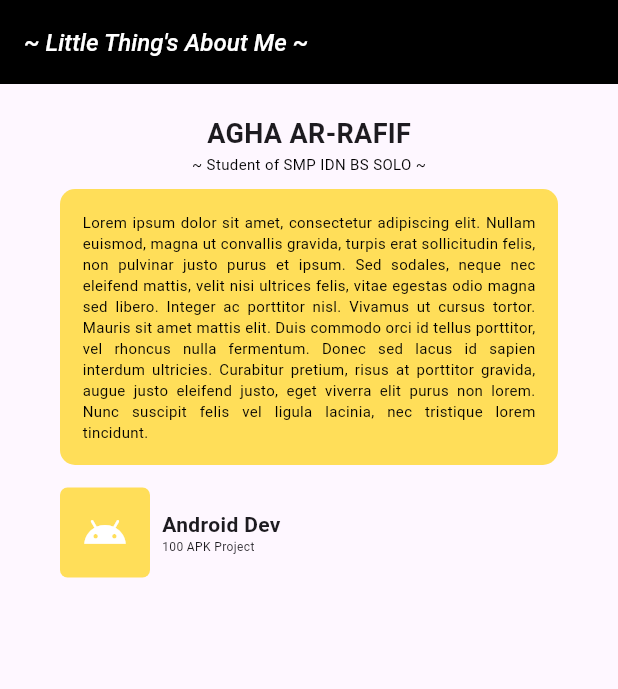
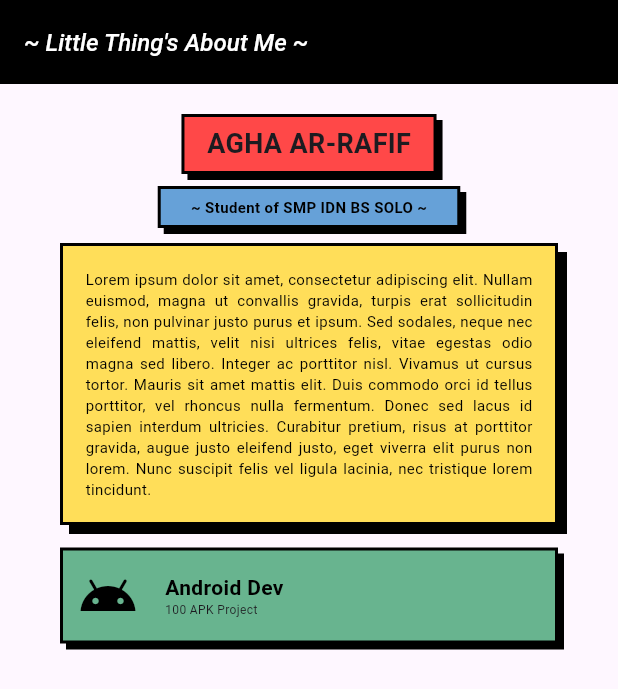
Before and after one commit to Gha211th/Profile-Card-App, a Flutter app: the screen it shows after launch, on a phone screen of 412 x 824 dp. Shown: the top 689 px of the screen. Run offline on Flutter 3.47's test engine with Material 3 defaults, Android fonts, the phone set to English and light mode, and no system bars.

Commit message:
it's kinda fun!

```diff
--- a/lib/profile.dart
+++ b/lib/profile.dart
@@ -23,24 +23,65 @@ class ProfileCard extends StatelessWidget {
         child: Center(
           child: Column(
             children: [
-              Text(
+              Container(
+                decoration: BoxDecoration(
+                  color: Color.fromRGBO(255, 72, 72, 1),
+                  border: Border.all(color: Colors.black, width: 2),
+                  boxShadow: [
+                    BoxShadow(color: Colors.black, offset: Offset(4, 4)),
+                  ],
+                ),
+                child: Padding(
+                  padding: const EdgeInsets.only(
+                    top: 5.0,
+                    bottom: 5.0,
+                    left: 15.0,
+                    right: 15.0,
+                  ),
+                  child: Text(
                     "Agha Ar-Rafif".toUpperCase(),
                     style: TextStyle(fontSize: 18, fontWeight: FontWeight.w700),
                   ),
-              Text(
+                ),
+              ),
+              SizedBox(height: 8),
+              Container(
+                decoration: BoxDecoration(
+                  color: Color.fromRGBO(102, 161, 216, 1),
+                  border: Border.all(color: Colors.black, width: 2),
+                  boxShadow: [
+                    BoxShadow(color: Colors.black, offset: Offset(4, 4)),
+                  ],
+                ),
+                child: Padding(
+                  padding: const EdgeInsets.only(
+                    top: 5.0,
+                    bottom: 5.0,
+                    left: 20.0,
+                    right: 20.0,
+                  ),
+                  child: Text(
                     "~ Student of SMP IDN BS SOLO ~",
                     style: TextStyle(
                       color: Colors.black,
                       fontSize: 10,
-                  fontWeight: FontWeight.w400,
+                      fontWeight: FontWeight.w600,
+                    ),
+                  ),
                 ),
               ),
               SizedBox(height: 10),
               Container(
                 decoration: BoxDecoration(
                   color: Color.fromRGBO(255, 222, 89, 1),
-                  borderRadius: BorderRadius.circular(10),
-                  boxShadow:
+                  border: Border.all(color: Colors.black, width: 2),
+                  boxShadow: [
+                    BoxShadow(
+                      blurRadius: 0,
+                      color: Colors.black,
+                      offset: const Offset(6, 6),
+                    ),
+                  ],
                 ),
                 child: Padding(
                   padding: const EdgeInsets.all(15.0),
@@ -53,17 +94,19 @@ class ProfileCard extends StatelessWidget {
               ),
               SizedBox(height: 15),
               Container(
-                decoration: BoxDecoration(),
+                decoration: BoxDecoration(
+                  color: Color.fromRGBO(104, 180, 143, 1),
+                  border: Border.all(color: Colors.black, width: 2),
+                  boxShadow: [
+                    BoxShadow(color: Colors.black, offset: Offset(4, 4)),
+                  ],
+                ),
                 child: Row(
                   children: [
                     Container(
                       width: 60,
                       height: 60,
-                      decoration: BoxDecoration(
-                        color: Color.fromRGBO(255, 222, 89, 1),
-                        borderRadius: BorderRadius.circular(5),
-                      ),
-                      child: Icon(Icons.android, color: Colors.white, size: 30),
+                      child: Icon(Icons.android, color: Colors.black, size: 40),
                     ),
                     Padding(
                       padding: const EdgeInsets.all(8.0),
@@ -72,7 +115,10 @@ class ProfileCard extends StatelessWidget {
                         children: [
                           Text(
                             "Android Dev",
-                            style: TextStyle(fontWeight: FontWeight.w600),
+                            style: TextStyle(
+                              fontWeight: FontWeight.w600,
+                              color: Colors.black,
+                            ),
                           ),
                           Text(
                             "100 APK Project",
```
Lines whose indentation alone changed are shown as unchanged.
